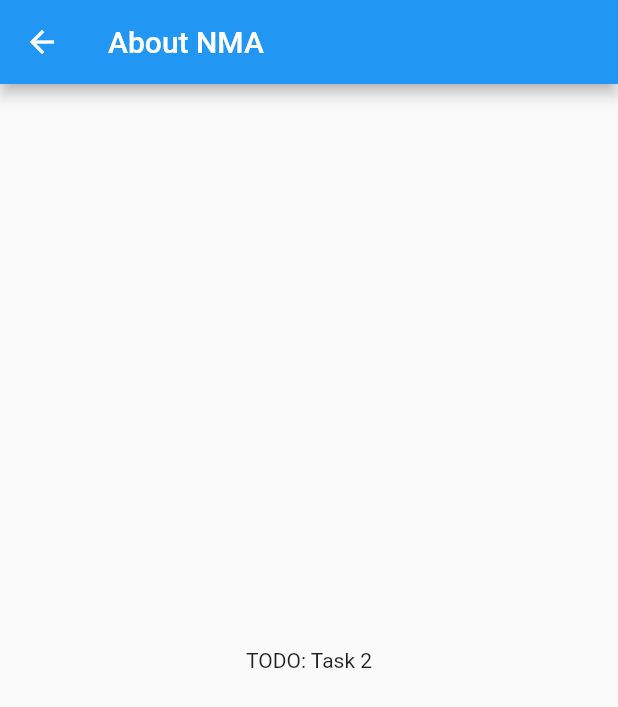
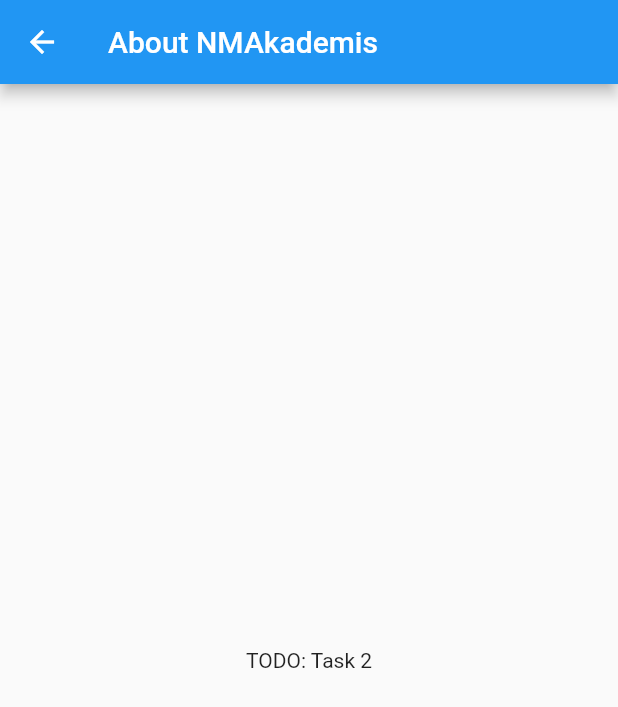
Before and after one commit to Rokcas/nma_games, a Flutter app: the AboutPage screen opened directly, on a phone screen of 412 x 824 dp. Shown: the top 707 px of the screen. Run offline on Flutter 3.47's test engine with Material 2 defaults, Android fonts, the phone set to English and light mode, and no system bars.

Commit message:
Added add_game_page.dart file

```diff
--- a/lib/add_game_page.dart
+++ b/lib/add_game_page.dart
@@ -5,7 +5,7 @@ class AboutPage extends StatelessWidget {
   Widget build(BuildContext context) {
     return Scaffold(
       appBar: AppBar(
-        title: Text("About NMA"),
+        title: Text("About NMAkademis"),
       ),
       body: Container(child: AboutPageBody()),
     );
```
